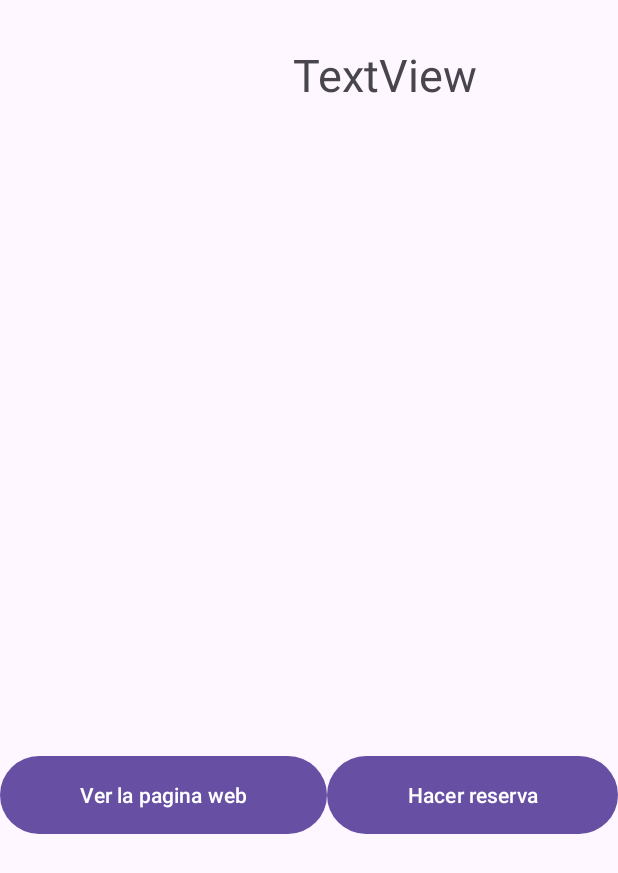
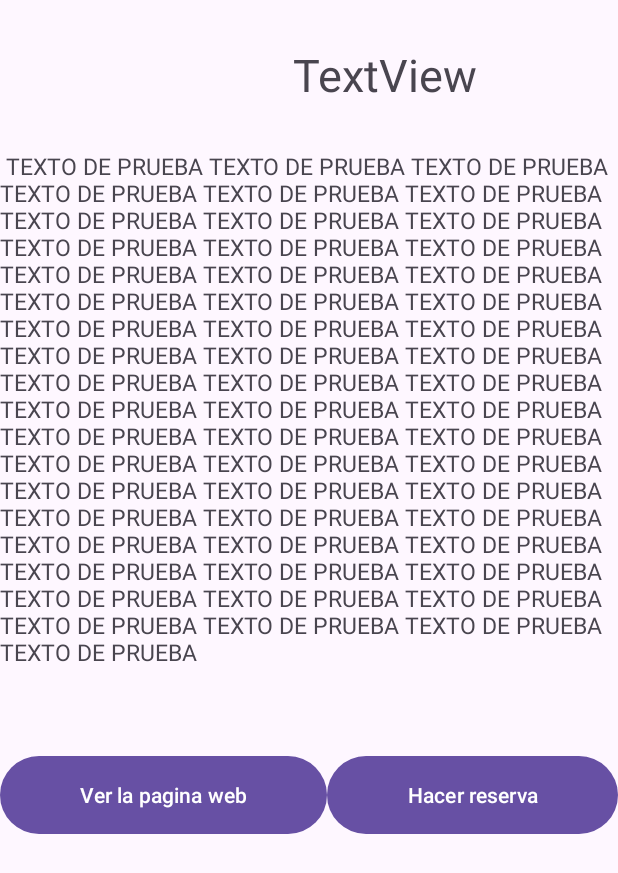
Before and after one commit to RamonRomaSM/RestaurantBookingApp, an Android app: the layout fragment_restaurante_unico.xml on its own in the app's theme, with its tools: preview values and no code run, on a phone screen of 412 x 824 dp. Shown: the top 873 px of the screen. Run offline under Robolectric (Android 15) with nearby library versions, the phone set to English and light mode, and no system bars.

```diff
--- a/Booking/app/src/main/java/com/example/booking/RestauranteUnicoFragment.java
+++ b/Booking/app/src/main/java/com/example/booking/RestauranteUnicoFragment.java
@@ -54,9 +54,19 @@ public class RestauranteUnicoFragment extends Fragment {
 
         logo.setImageResource(restaurante.getImagen());
         nombre.setText(restaurante.getNombre());
+        ImageView imagen1=getView().findViewById(R.id.sampleRestaurante1);
+        imagen1.setImageResource(R.drawable.restauranteimageasset);
+
+        ImageView imagen2=getView().findViewById(R.id.sampleRestaurante2);
+        imagen2.setImageResource(R.drawable.comidaargentina);
+
+        ImageView imagen3=getView().findViewById(R.id.sampleRestaurante3);
+        imagen3.setImageResource(R.drawable.restauranteimageasset);
+
+        ImageView imagen4=getView().findViewById(R.id.sampleRestaurante4);
+        imagen4.setImageResource(R.drawable.restauranteimageasset);
+    }
 
 
 
-
-    }
 }
--- a/Booking/app/src/main/res/layout/fragment_restaurante_unico.xml
+++ b/Booking/app/src/main/res/layout/fragment_restaurante_unico.xml
@@ -47,10 +47,52 @@
             <LinearLayout
                 android:layout_width="match_parent"
                 android:layout_height="wrap_content"
-                android:orientation="vertical"
+                android:orientation="vertical" >
+
+                <TextView
+                    android:id="@+id/pruebaLorem"
+                    android:layout_width="match_parent"
+                    android:layout_height="wrap_content"
 
 
-                />
+                    android:text=" TEXTO DE PRUEBA TEXTO DE PRUEBA TEXTO DE PRUEBA TEXTO DE PRUEBA TEXTO DE PRUEBA TEXTO DE PRUEBA TEXTO DE PRUEBA TEXTO DE PRUEBA TEXTO DE PRUEBA TEXTO DE PRUEBA TEXTO DE PRUEBA TEXTO DE PRUEBA TEXTO DE PRUEBA TEXTO DE PRUEBA TEXTO DE PRUEBA TEXTO DE PRUEBA TEXTO DE PRUEBA TEXTO DE PRUEBA TEXTO DE PRUEBA TEXTO DE PRUEBA TEXTO DE PRUEBA TEXTO DE PRUEBA TEXTO DE PRUEBA TEXTO DE PRUEBA TEXTO DE PRUEBA TEXTO DE PRUEBA TEXTO DE PRUEBA TEXTO DE PRUEBA TEXTO DE PRUEBA TEXTO DE PRUEBA TEXTO DE PRUEBA TEXTO DE PRUEBA TEXTO DE PRUEBA TEXTO DE PRUEBA TEXTO DE PRUEBA TEXTO DE PRUEBA TEXTO DE PRUEBA TEXTO DE PRUEBA TEXTO DE PRUEBA TEXTO DE PRUEBA TEXTO DE PRUEBA TEXTO DE PRUEBA TEXTO DE PRUEBA TEXTO DE PRUEBA TEXTO DE PRUEBA TEXTO DE PRUEBA TEXTO DE PRUEBA TEXTO DE PRUEBA TEXTO DE PRUEBA TEXTO DE PRUEBA TEXTO DE PRUEBA TEXTO DE PRUEBA TEXTO DE PRUEBA TEXTO DE PRUEBA TEXTO DE PRUEBA"
+                    android:textSize="15dp"
+                     />
+                <HorizontalScrollView
+                    android:layout_width="wrap_content"
+                    android:layout_height="wrap_content">
+                    <LinearLayout
+                        android:layout_width="wrap_content"
+                        android:layout_height="wrap_content"
+                        android:orientation="horizontal">
+                        <ImageView
+                            android:id="@+id/sampleRestaurante1"
+                            android:layout_width="wrap_content"
+                            android:layout_height="wrap_content"
+                             />
+                        <ImageView
+                            android:id="@+id/sampleRestaurante2"
+                            android:layout_width="wrap_content"
+                            android:layout_height="wrap_content"
+                           />
+                        <ImageView
+                            android:id="@+id/sampleRestaurante3"
+                            android:layout_width="wrap_content"
+                            android:layout_height="wrap_content"
+                            />
+                        <ImageView
+                            android:id="@+id/sampleRestaurante4"
+                            android:layout_width="wrap_content"
+                            android:layout_height="wrap_content"
+                            />
+
+                     </LinearLayout>
+
+                 </HorizontalScrollView>
+
+
+            </LinearLayout>
+
         </ScrollView>
 
 
```
Also changed, not shown: Booking/app/src/main/res/drawable/restauranteimageasset.jpg (added).
